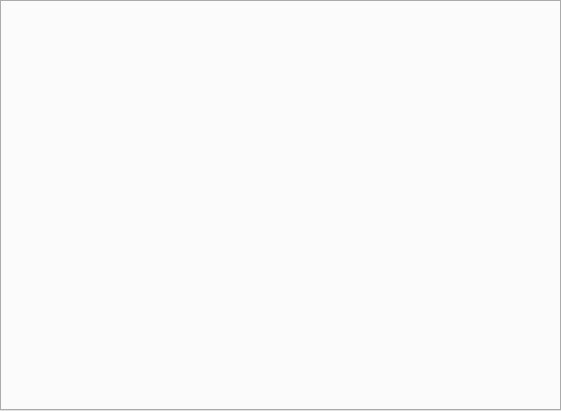
This is ui/zalozky.ui in RaphCucul/Image-registration-GUI as Qt 5 draws it before an edit. The edited form follows.
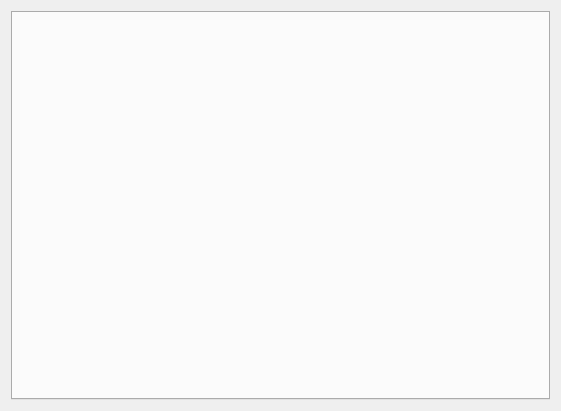
This is the edited form.

What changed in the file:
```diff
--- a/ui/zalozky.ui
+++ b/ui/zalozky.ui
@@ -19,15 +19,9 @@
   <property name="windowTitle">
    <string>Form</string>
   </property>
+  <layout class="QVBoxLayout" name="verticalLayout">
+   <item>
   <widget class="QTabWidget" name="stranky">
-   <property name="geometry">
-    <rect>
-     <x>0</x>
-     <y>0</y>
-     <width>561</width>
-     <height>411</height>
-    </rect>
-   </property>
    <property name="focusPolicy">
     <enum>Qt::TabFocus</enum>
    </property>
@@ -47,6 +41,8 @@
     <enum>Qt::ElideMiddle</enum>
    </property>
   </widget>
+   </item>
+  </layout>
  </widget>
  <resources/>
  <connections/>
```
Lines whose indentation alone changed are shown as unchanged.
